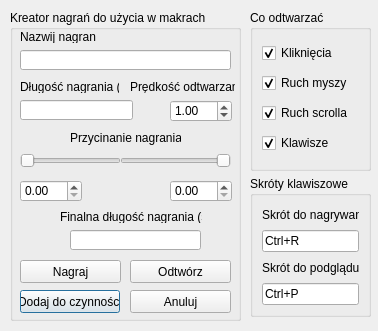
Above: recording.ui from 307372/PwJS2020 before the change. Below: the same form after it.
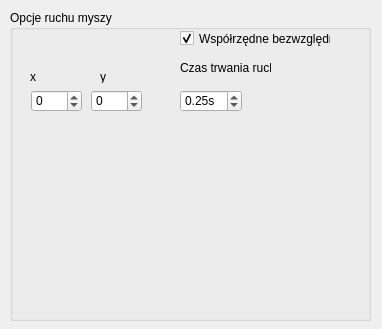
That is the form after the change. The open tabs and pages were chosen to show the change.

Diff of the .ui file:
```diff
--- a/recording.ui
+++ b/recording.ui
@@ -6,18 +6,31 @@
    <rect>
     <x>0</x>
     <y>0</y>
-    <width>378</width>
-    <height>331</height>
+    <width>382</width>
+    <height>329</height>
    </rect>
   </property>
   <property name="windowTitle">
    <string>Dialog</string>
   </property>
+  <widget class="QStackedWidget" name="stackedWidget">
+   <property name="geometry">
+    <rect>
+     <x>10</x>
+     <y>10</y>
+     <width>361</width>
+     <height>311</height>
+    </rect>
+   </property>
+   <property name="currentIndex">
+    <number>0</number>
+   </property>
+   <widget class="QWidget" name="recording">
   <widget class="QGroupBox" name="Group">
    <property name="geometry">
     <rect>
-     <x>10</x>
-     <y>10</y>
+       <x>0</x>
+       <y>0</y>
      <width>231</width>
      <height>311</height>
     </rect>
@@ -176,7 +189,7 @@
    <widget class="QLineEdit" name="timeFinal">
     <property name="geometry">
      <rect>
-      <x>60</x>
+        <x>50</x>
       <y>220</y>
       <width>131</width>
       <height>20</height>
@@ -208,6 +221,9 @@
       <height>22</height>
      </rect>
     </property>
+      <property name="suffix">
+       <string>s</string>
+      </property>
     <property name="singleStep">
      <double>0.100000000000000</double>
     </property>
@@ -221,6 +237,9 @@
       <height>22</height>
      </rect>
     </property>
+      <property name="suffix">
+       <string>s</string>
+      </property>
     <property name="singleStep">
      <double>0.100000000000000</double>
     </property>
@@ -274,10 +293,10 @@
   <widget class="QGroupBox" name="whatToInclude">
    <property name="geometry">
     <rect>
-     <x>250</x>
-     <y>10</y>
+       <x>240</x>
+       <y>0</y>
      <width>121</width>
-     <height>161</height>
+       <height>151</height>
     </rect>
    </property>
    <property name="title">
@@ -329,10 +348,10 @@
   <widget class="QGroupBox" name="hotkeys">
    <property name="geometry">
     <rect>
-     <x>250</x>
-     <y>176</y>
+       <x>240</x>
+       <y>150</y>
      <width>121</width>
-     <height>141</height>
+       <height>161</height>
     </rect>
    </property>
    <property name="title">
@@ -370,6 +389,147 @@
    </layout>
   </widget>
  </widget>
+   <widget class="QWidget" name="mouseMovement">
+    <widget class="QGroupBox" name="groupBox">
+     <property name="geometry">
+      <rect>
+       <x>0</x>
+       <y>0</y>
+       <width>361</width>
+       <height>311</height>
+      </rect>
+     </property>
+     <property name="title">
+      <string>Opcje ruchu myszy</string>
+     </property>
+     <widget class="QCheckBox" name="checkBox">
+      <property name="geometry">
+       <rect>
+        <x>170</x>
+        <y>20</y>
+        <width>151</width>
+        <height>17</height>
+       </rect>
+      </property>
+      <property name="text">
+       <string>Współrzędne bezwzględne</string>
+      </property>
+      <property name="checked">
+       <bool>true</bool>
+      </property>
+     </widget>
+     <widget class="QSpinBox" name="spinBox">
+      <property name="geometry">
+       <rect>
+        <x>21</x>
+        <y>80</y>
+        <width>51</width>
+        <height>22</height>
+       </rect>
+      </property>
+      <property name="prefix">
+       <string/>
+      </property>
+      <property name="minimum">
+       <number>-10000</number>
+      </property>
+      <property name="maximum">
+       <number>10000</number>
+      </property>
+      <property name="singleStep">
+       <number>10</number>
+      </property>
+      <property name="value">
+       <number>0</number>
+      </property>
+     </widget>
+     <widget class="QSpinBox" name="spinBox_2">
+      <property name="geometry">
+       <rect>
+        <x>81</x>
+        <y>80</y>
+        <width>51</width>
+        <height>22</height>
+       </rect>
+      </property>
+      <property name="minimum">
+       <number>-10000</number>
+      </property>
+      <property name="maximum">
+       <number>10000</number>
+      </property>
+      <property name="singleStep">
+       <number>10</number>
+      </property>
+      <property name="value">
+       <number>0</number>
+      </property>
+     </widget>
+     <widget class="QLabel" name="label_3">
+      <property name="geometry">
+       <rect>
+        <x>20</x>
+        <y>60</y>
+        <width>47</width>
+        <height>13</height>
+       </rect>
+      </property>
+      <property name="text">
+       <string>x</string>
+      </property>
+     </widget>
+     <widget class="QLabel" name="label_4">
+      <property name="geometry">
+       <rect>
+        <x>90</x>
+        <y>60</y>
+        <width>47</width>
+        <height>13</height>
+       </rect>
+      </property>
+      <property name="text">
+       <string>y</string>
+      </property>
+     </widget>
+     <widget class="QDoubleSpinBox" name="doubleSpinBox">
+      <property name="geometry">
+       <rect>
+        <x>170</x>
+        <y>80</y>
+        <width>62</width>
+        <height>22</height>
+       </rect>
+      </property>
+      <property name="suffix">
+       <string>s</string>
+      </property>
+      <property name="maximum">
+       <double>999.990000000000009</double>
+      </property>
+      <property name="singleStep">
+       <double>0.250000000000000</double>
+      </property>
+      <property name="value">
+       <double>0.250000000000000</double>
+      </property>
+     </widget>
+     <widget class="QLabel" name="label_5">
+      <property name="geometry">
+       <rect>
+        <x>170</x>
+        <y>50</y>
+        <width>91</width>
+        <height>16</height>
+       </rect>
+      </property>
+      <property name="text">
+       <string>Czas trwania ruchu</string>
+      </property>
+     </widget>
+    </widget>
+   </widget>
+  </widget>
+ </widget>
  <resources/>
  <connections>
   <connection>
```
Left out of the diff: 4 changed lines with no effect on the pictures. Lines whose indentation alone changed are shown as unchanged.
